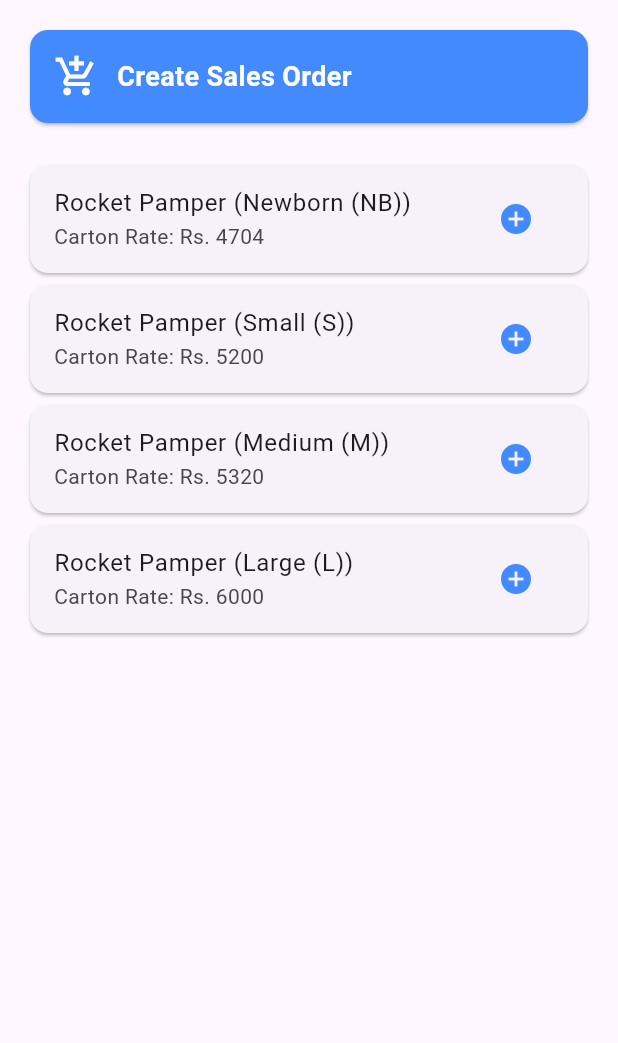
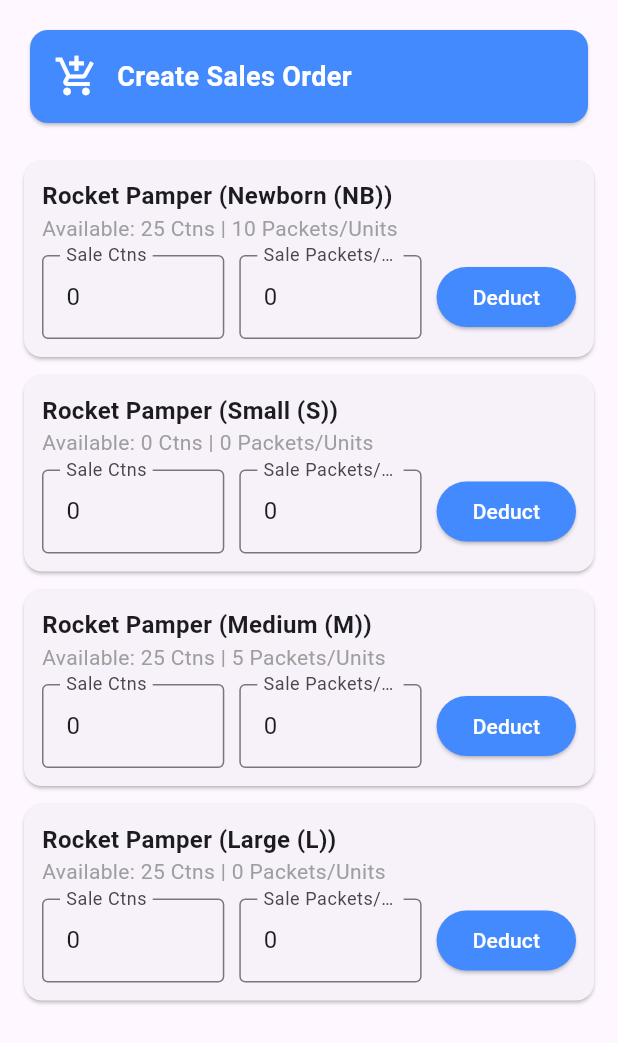
Before and after one commit to atharazad5-creator/Global-_Digital_Udhar-Book, a Flutter app: the SalesOrderScreen screen opened directly, on a phone screen of 412 x 824 dp. Shown: the top 1043 px of the screen. Run offline on Flutter 3.47's test engine with Material 3 defaults, Android fonts, the phone set to English and light mode, and no system bars; our stand-ins replace image_picker.

Commit message:
Update main.dart

```diff
--- a/lib/main.dart
+++ b/lib/main.dart
@@ -30,17 +30,17 @@ class StockItem {
   String size;
   int cartons;
   int packetsPerCarton;
-  int looseUnits;
+  int packetsUnits; // Updated label: Packets / Units
   double unitRate;
   double discountPercent;
-  String? imagePath; // Device local file path
+  String? imagePath;
 
   StockItem({
     required this.name,
     required this.size,
     required this.cartons,
     required this.packetsPerCarton,
-    required this.looseUnits,
+    required this.packetsUnits,
     required this.unitRate,
     this.discountPercent = 0.0,
     this.imagePath,
@@ -53,30 +53,44 @@ class StockItem {
   double get discountedUnitRate => unitRate * (1 - (discountPercent / 100));
   double get discountedCartonRate => baseCartonRate * (1 - (discountPercent / 100));
 
-  int get totalUnits => (cartons * packetsPerCarton) + looseUnits;
+  int get totalUnits => (cartons * packetsPerCarton) + packetsUnits;
+
+  // Deduct Stock Logic (Cartons & Packets/Units)
+  void deductStock({int soldCartons = 0, int soldUnits = 0}) {
+    int totalAvailable = totalUnits;
+    int totalSold = (soldCartons * packetsPerCarton) + soldUnits;
+    int remainingTotal = totalAvailable - totalSold;
+
+    if (remainingTotal < 0) remainingTotal = 0;
+
+    cartons = remainingTotal ~/ packetsPerCarton;
+    packetsUnits = remainingTotal % packetsPerCarton;
+  }
 }
 
 class InvoiceItem {
   final String name;
   final String size;
-  final int qty;
-  final double price;
+  final int qtyCartons;
+  final int qtyUnits;
+  final double unitPrice;
 
   InvoiceItem({
     required this.name,
     required this.size,
-    required this.qty,
-    required this.price,
+    required this.qtyCartons,
+    required this.qtyUnits,
+    required this.unitPrice,
   });
 
-  double get total => qty * price;
+  double get total => (qtyCartons * (unitPrice * 8)) + (qtyUnits * unitPrice);
 }
 
 class Outlet {
   final String name;
   final String phone;
-  final double totalBill;
-  final double paidAmount;
+  double totalBill;
+  double paidAmount;
   final List<InvoiceItem> items;
 
   Outlet({
@@ -97,7 +111,7 @@ List<StockItem> globalStock = [
     size: "Newborn (NB)",
     cartons: 25,
     packetsPerCarton: 8,
-    looseUnits: 10,
+    packetsUnits: 10,
     unitRate: 600.0,
     discountPercent: 2.0,
   ),
@@ -106,7 +120,7 @@ List<StockItem> globalStock = [
     size: "Small (S)",
     cartons: 0,
     packetsPerCarton: 8,
-    looseUnits: 0,
+    packetsUnits: 0,
     unitRate: 650.0,
     discountPercent: 0.0,
   ),
@@ -115,7 +129,7 @@ List<StockItem> globalStock = [
     size: "Medium (M)",
     cartons: 25,
     packetsPerCarton: 8,
-    looseUnits: 5,
+    packetsUnits: 5,
     unitRate: 700.0,
     discountPercent: 5.0,
   ),
@@ -124,7 +138,7 @@ List<StockItem> globalStock = [
     size: "Large (L)",
     cartons: 25,
     packetsPerCarton: 8,
-    looseUnits: 0,
+    packetsUnits: 0,
     unitRate: 750.0,
     discountPercent: 0.0,
   ),
@@ -137,8 +151,8 @@ List<Outlet> globalOutlets = [
     totalBill: 12100.0,
     paidAmount: 5000.0,
     items: [
-      InvoiceItem(name: "Rocket Pamper", size: "Newborn (NB)", qty: 1, price: 4800.0),
-      InvoiceItem(name: "Rocket Pamper", size: "Medium (M)", qty: 1, price: 5600.0),
+      InvoiceItem(name: "Rocket Pamper", size: "Newborn (NB)", qtyCartons: 1, qtyUnits: 2, unitPrice: 588.0),
+      InvoiceItem(name: "Rocket Pamper", size: "Medium (M)", qtyCartons: 1, qtyUnits: 0, unitPrice: 665.0),
     ],
   ),
   Outlet(
@@ -147,7 +161,7 @@ List<Outlet> globalOutlets = [
     totalBill: 10400.0,
     paidAmount: 10400.0,
     items: [
-      InvoiceItem(name: "Rocket Pamper", size: "Small (S)", qty: 2, price: 5200.0),
+      InvoiceItem(name: "Rocket Pamper", size: "Small (S)", qtyCartons: 2, qtyUnits: 0, unitPrice: 650.0),
     ],
   ),
 ];
@@ -159,7 +173,7 @@ String convertToWords(double amount) {
   return "$val Rupees Only";
 }
 
-// Main Dashboard with Navigation Drawer
+// Main Dashboard
 class MainNavigationScreen extends StatefulWidget {
   const MainNavigationScreen({super.key});
 
@@ -300,7 +314,7 @@ class OutletsScreen extends StatelessWidget {
   }
 }
 
-// 2. STOCK MANAGEMENT SCREEN WITH GALLERY UPLOAD & ZOOM
+// 2. STOCK MANAGEMENT SCREEN
 class StockScreen extends StatefulWidget {
   const StockScreen({super.key});
 
@@ -397,7 +411,7 @@ class _StockScreenState extends State<StockScreen> {
     final sizeController = TextEditingController(text: itemToEdit?.size ?? "");
     final cartonsController = TextEditingController(text: itemToEdit != null ? itemToEdit.cartons.toString() : "0");
     final pcsPerCartonController = TextEditingController(text: itemToEdit != null ? itemToEdit.packetsPerCarton.toString() : "8");
-    final looseUnitsController = TextEditingController(text: itemToEdit != null ? itemToEdit.looseUnits.toString() : "0");
+    final packetsUnitsController = TextEditingController(text: itemToEdit != null ? itemToEdit.packetsUnits.toString() : "0");
     final unitRateController = TextEditingController(text: itemToEdit != null ? itemToEdit.unitRate.toString() : "0");
     final discountController = TextEditingController(text: itemToEdit != null ? itemToEdit.discountPercent.toString() : "0");
 
@@ -469,9 +483,9 @@ class _StockScreenState extends State<StockScreen> {
                       ],
                     ),
                     TextField(
-                      controller: looseUnitsController,
+                      controller: packetsUnitsController,
                       keyboardType: TextInputType.number,
-                      decoration: const InputDecoration(labelText: "Loose Units"),
+                      decoration: const InputDecoration(labelText: "Packets / Units"),
                     ),
                     Row(
                       children: [
@@ -495,7 +509,6 @@ class _StockScreenState extends State<StockScreen> {
                       ],
                     ),
                     const SizedBox(height: 15),
-                    // Upload Image Section
                     OutlinedButton.icon(
                       onPressed: pickImage,
                       icon: const Icon(Icons.image_search, color: Colors.blueAccent),
@@ -555,7 +568,7 @@ class _StockScreenState extends State<StockScreen> {
                       setState(() {
                         int ctn = int.tryParse(cartonsController.text) ?? 0;
                         int pcsPerCtn = int.tryParse(pcsPerCartonController.text) ?? 8;
-                        int loose = int.tryParse(looseUnitsController.text) ?? 0;
+                        int pktsUnits = int.tryParse(packetsUnitsController.text) ?? 0;
                         double uRate = double.tryParse(unitRateController.text) ?? 0.0;
                         double disc = double.tryParse(discountController.text) ?? 0.0;
 
@@ -566,7 +579,7 @@ class _StockScreenState extends State<StockScreen> {
                               size: sizeController.text.isEmpty ? "Standard" : sizeController.text,
                               cartons: ctn,
                               packetsPerCarton: pcsPerCtn,
-                              looseUnits: loose,
+                              packetsUnits: pktsUnits,
                               unitRate: uRate,
                               discountPercent: disc,
                               imagePath: selectedImagePath,
@@ -577,7 +590,7 @@ class _StockScreenState extends State<StockScreen> {
                           itemToEdit.size = sizeController.text;
                           itemToEdit.cartons = ctn;
                           itemToEdit.packetsPerCarton = pcsPerCtn;
-                          itemToEdit.looseUnits = loose;
+                          itemToEdit.packetsUnits = pktsUnits;
                           itemToEdit.unitRate = uRate;
                           itemToEdit.discountPercent = disc;
                           itemToEdit.imagePath = selectedImagePath;
@@ -647,7 +660,7 @@ class _StockScreenState extends State<StockScreen> {
               itemCount: filteredStock.length,
               itemBuilder: (context, index) {
                 final stock = filteredStock[index];
-                final bool isZeroStock = stock.cartons == 0 && stock.looseUnits == 0;
+                final bool isZeroStock = stock.cartons == 0 && stock.packetsUnits == 0;
 
                 return Card(
                   elevation: 2,
@@ -759,8 +772,9 @@ class _StockScreenState extends State<StockScreen> {
                                 ),
                                 const SizedBox(height: 4),
                                 Text(
-                                  "Loose Units: ${stock.looseUnits} Pcs",
+                                  "Packets / Units: ${stock.packetsUnits} Pcs",
                                   style: TextStyle(
+                                    fontWeight: FontWeight.w600,
                                     color: isZeroStock ? Colors.red : Colors.black87,
                                   ),
                                 ),
@@ -801,9 +815,26 @@ class _StockScreenState extends State<StockScreen> {
   }
 }
 
-// 3. SALES ORDER SCREEN
-class SalesOrderScreen extends StatelessWidget {
+// 3. SALES ORDER SCREEN WITH AUTOMATIC STOCK & PAYMENT DEDUCTION
+class SalesOrderScreen extends StatefulWidget {
   const SalesOrderScreen({super.key});
+
+  @override
+  State<SalesOrderScreen> createState() => _SalesOrderScreenState();
+}
+
+class _SalesOrderScreenState extends State<SalesOrderScreen> {
+  void _processOrder(StockItem item, int ctnQty, int unitQty) {
+    if (ctnQty == 0 && unitQty == 0) return;
+
+    setState(() {
+      item.deductStock(soldCartons: ctnQty, soldUnits: unitQty);
+    });
+
+    ScaffoldMessenger.of(context).showSnackBar(
+      SnackBar(content: Text("Sold: $ctnQty Ctns & $unitQty Units of ${item.name} (${item.size}). Stock updated.")),
+    );
+  }
 
   @override
   Widget build(BuildContext context) {
@@ -828,23 +859,55 @@ class SalesOrderScreen extends StatelessWidget {
                 ),
               ),
             ),
-            const SizedBox(height: 20),
+            const SizedBox(height: 15),
             Expanded(
               child: ListView.builder(
                 itemCount: globalStock.length,
                 itemBuilder: (context, index) {
                   final item = globalStock[index];
+                  final ctnController = TextEditingController(text: "0");
+                  final unitController = TextEditingController(text: "0");
+
                   return Card(
-                    child: ListTile(
-                      title: Text("${item.name} (${item.size})"),
-                      subtitle: Text("Carton Rate: Rs. ${item.discountedCartonRate.toStringAsFixed(0)}"),
-                      trailing: IconButton(
-                        icon: const Icon(Icons.add_circle, color: Colors.blueAccent),
-                        onPressed: () {
-                          ScaffoldMessenger.of(context).showSnackBar(
-                            SnackBar(content: Text("${item.name} ${item.size} added to order cart")),
-                          );
-                        },
+                    margin: const EdgeInsets.symmetric(vertical: 6),
+                    child: Padding(
+                      padding: const EdgeInsets.all(12.0),
+                      child: Column(
+                        crossAxisAlignment: CrossAxisAlignment.start,
+                        children: [
+                          Text("${item.name} (${item.size})", style: const TextStyle(fontWeight: FontWeight.bold, fontSize: 16)),
+                          Text("Available: ${item.cartons} Ctns | ${item.packetsUnits} Packets/Units", style: const TextStyle(color: Colors.grey)),
+                          const SizedBox(height: 8),
+                          Row(
+                            children: [
+                              Expanded(
+                                child: TextField(
+                                  controller: ctnController,
+                                  keyboardType: TextInputType.number,
+                                  decoration: const InputDecoration(labelText: "Sale Ctns", border: OutlineInputBorder()),
+                                ),
+                              ),
+                              const SizedBox(width: 10),
+                              Expanded(
+                                child: TextField(
+                                  controller: unitController,
+                                  keyboardType: TextInputType.number,
+                                  decoration: const InputDecoration(labelText: "Sale Packets/Units", border: OutlineInputBorder()),
+                                ),
+                              ),
+                              const SizedBox(width: 10),
+                              ElevatedButton(
+                                onPressed: () {
+                                  int ctn = int.tryParse(ctnController.text) ?? 0;
+                                  int unit = int.tryParse(unitController.text) ?? 0;
+                                  _processOrder(item, ctn, unit);
+                                },
+                                style: ElevatedButton.styleFrom(backgroundColor: Colors.blueAccent),
+                                child: const Text("Deduct", style: TextStyle(color: Colors.white)),
+                              )
+                            ],
+                          )
+                        ],
                       ),
                     ),
                   );
@@ -904,7 +967,7 @@ class InvoiceHistoryDetailScreen extends StatelessWidget {
     message.writeln("*Items Purchased:*");
 
     for (var item in outlet.items) {
-      message.writeln("• ${item.name} (${item.size}) x${item.qty} @ Rs.${item.price.toStringAsFixed(0)} = Rs.${item.total.toStringAsFixed(0)}");
+      message.writeln("• ${item.name} (${item.size}) - ${item.qtyCartons} Ctn / ${item.qtyUnits} Pcs = Rs.${item.total.toStringAsFixed(0)}");
     }
 
     message.writeln("--------------------------");
@@ -991,7 +1054,7 @@ class InvoiceHistoryDetailScreen extends StatelessWidget {
                     margin: const EdgeInsets.symmetric(vertical: 4),
                     child: ListTile(
                       title: Text("${item.name} (${item.size})", style: const TextStyle(fontWeight: FontWeight.w600)),
-                      subtitle: Text("Qty: ${item.qty} × Rs. ${item.price.toStringAsFixed(0)}"),
+                      subtitle: Text("${item.qtyCartons} Cartons & ${item.qtyUnits} Packets/Units"),
                       trailing: Text(
                         "Rs. ${item.total.toStringAsFixed(0)}",
                         style: const TextStyle(fontWeight: FontWeight.bold),
```
